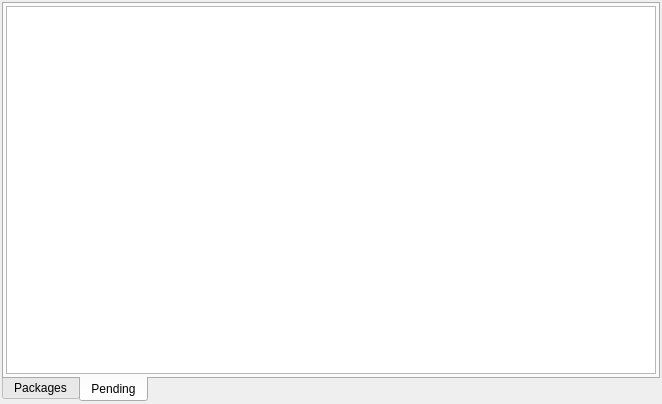
Before: the Qt Designer form src/plugins/lackman/lackman.ui in 0xd34df00d/leechcraft, drawn with Qt 5.
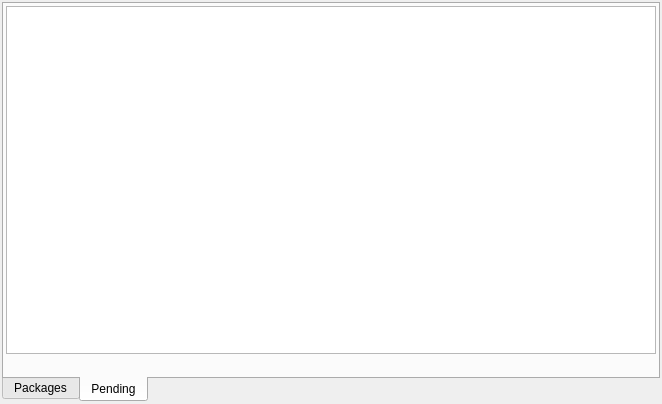
After: the same form once the commit is applied. The open tabs and pages were chosen to show the change. Custom widgets are drawn as their Qt base class.

Commit message: LackMan: notify about total dl size.

Diff of the .ui file:
```diff
--- a/src/plugins/lackman/lackman.ui
+++ b/src/plugins/lackman/lackman.ui
@@ -157,7 +157,7 @@
       <attribute name="title">
        <string>Pending</string>
       </attribute>
-      <layout class="QHBoxLayout" name="horizontalLayout">
+      <layout class="QVBoxLayout" name="verticalLayout_5">
        <property name="margin">
         <number>2</number>
        </property>
@@ -168,6 +168,13 @@
          </attribute>
         </widget>
        </item>
+       <item>
+        <widget class="QLabel" name="TotalSizeLabel_">
+         <property name="text">
+          <string/>
+         </property>
+        </widget>
+       </item>
       </layout>
      </widget>
     </widget>
```
The commit also changes 4 other files.
